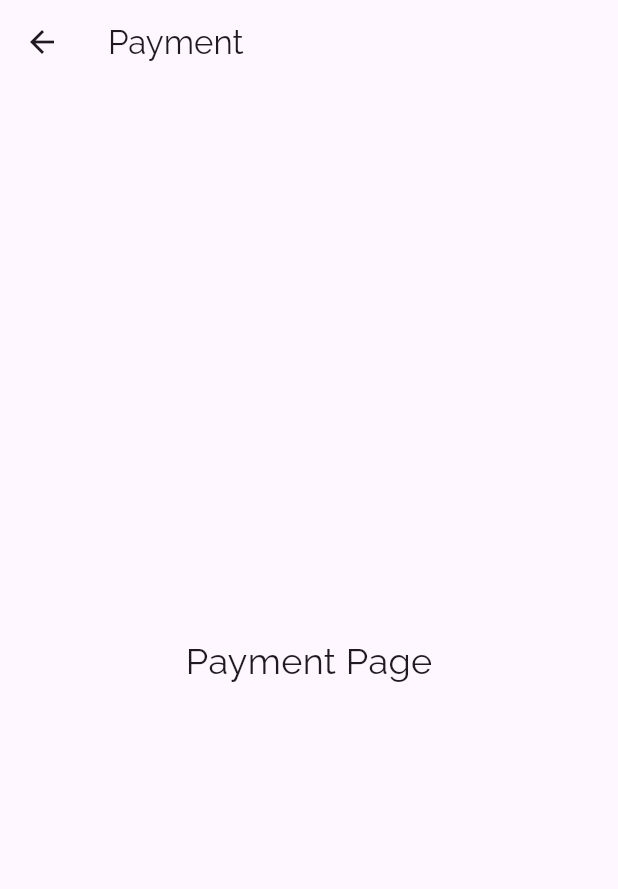
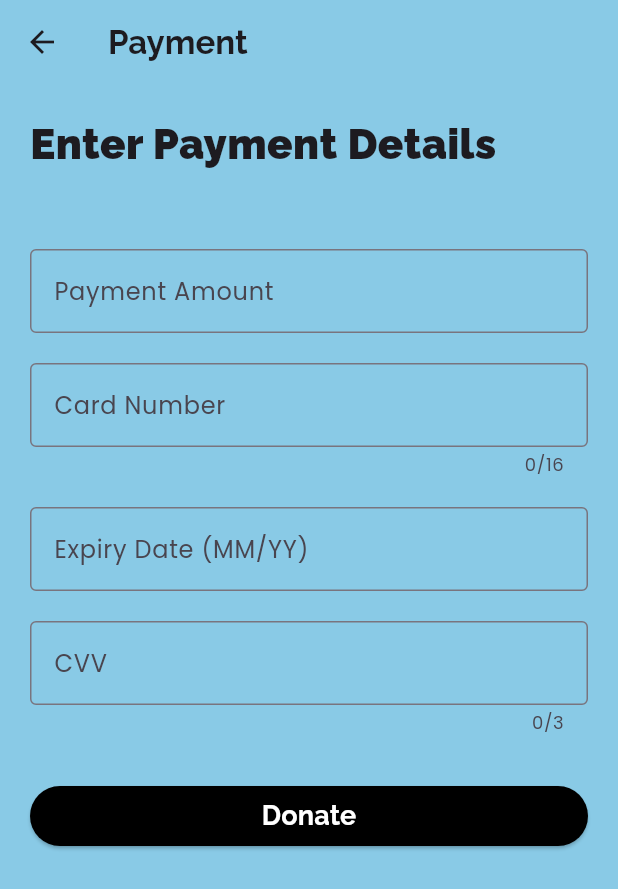
Before and after one commit to malakasadeep/CleanSeas-flutter, a Flutter app: the PaymentPage screen opened directly, on a phone screen of 412 x 824 dp. Shown: the top 889 px of the screen. Run offline on Flutter 3.47's test engine with Material 3 defaults, Android fonts, the phone set to English and light mode, and no system bars; our stand-ins replace animated_text_kit, awesome_dialog, carousel_slider, chewie, cloud_firestore, firebase_auth and 15 more; accounts and stored records are empty; network calls fail.

Commit message:
dan ep wela tynne hode

```diff
--- a/lib/screens/event/payment_page.dart
+++ b/lib/screens/event/payment_page.dart
@@ -1,19 +1,146 @@
 import 'package:flutter/material.dart';
 import 'package:google_fonts/google_fonts.dart';
+import 'package:clean_seas_flutter/constants/colours.dart';
 
-class PaymentPage extends StatelessWidget {
+class PaymentPage extends StatefulWidget {
   const PaymentPage({super.key});
+
+  @override
+  _PaymentPageState createState() => _PaymentPageState();
+}
+
+class _PaymentPageState extends State<PaymentPage> {
+  final _formKey = GlobalKey<FormState>();
+
+  // Controllers for the input fields
+  final TextEditingController _amountController = TextEditingController();
+  final TextEditingController _cardNumberController = TextEditingController();
+  final TextEditingController _expiryDateController = TextEditingController();
+  final TextEditingController _cvvController = TextEditingController();
+
+  // Function to handle form submission
+  void _submitPayment() {
+    if (_formKey.currentState!.validate()) {
+      // Process payment logic here
+      ScaffoldMessenger.of(context).showSnackBar(
+        const SnackBar(content: Text('Payment processing...')),
+      );
+    }
+  }
 
   @override
   Widget build(BuildContext context) {
     return Scaffold(
+      backgroundColor: backgroundBlue,
       appBar: AppBar(
-        title: Text('Payment', style: GoogleFonts.raleway()),
+        backgroundColor: backgroundBlue,
+        title: Text('Payment',
+            style: GoogleFonts.raleway(fontWeight: FontWeight.bold)),
       ),
-      body: Center(
-        child: Text(
-          'Payment Page',
-          style: GoogleFonts.raleway(fontSize: 24),
+      body: Padding(
+        padding: const EdgeInsets.all(20.0),
+        child: Form(
+          key: _formKey,
+          child: Column(
+            crossAxisAlignment: CrossAxisAlignment.start,
+            children: [
+              Text(
+                'Enter Payment Details',
+                style: GoogleFonts.raleway(
+                    fontSize: 28, fontWeight: FontWeight.w900),
+              ),
+              const SizedBox(height: 50),
+              // Payment Amount Field
+              TextFormField(
+                controller: _amountController,
+                decoration: const InputDecoration(
+                  labelText: 'Payment Amount',
+                  border: OutlineInputBorder(),
+                ),
+                keyboardType: TextInputType.number,
+                validator: (value) {
+                  if (value == null || value.isEmpty) {
+                    return 'Please enter a payment amount';
+                  }
+                  return null;
+                },
+              ),
+              const SizedBox(height: 20),
+              // Card Number Field
+              TextFormField(
+                controller: _cardNumberController,
+                decoration: const InputDecoration(
+                  labelText: 'Card Number',
+                  border: OutlineInputBorder(),
+                ),
+                keyboardType: TextInputType.number,
+                maxLength: 16, // Max length for a card number
+                validator: (value) {
+                  if (value == null || value.isEmpty || value.length != 16) {
+                    return 'Please enter a valid 16-digit card number';
+                  }
+                  return null;
+                },
+              ),
+              const SizedBox(height: 20),
+              // Expiry Date Field
+              TextFormField(
+                controller: _expiryDateController,
+                decoration: const InputDecoration(
+                  labelText: 'Expiry Date (MM/YY)',
+                  border: OutlineInputBorder(),
+                ),
+                keyboardType: TextInputType.datetime,
+                validator: (value) {
+                  if (value == null ||
+                      value.isEmpty ||
+                      !RegExp(r'(0[1-9]|1[0-2])\/?([0-9]{2})')
+                          .hasMatch(value)) {
+                    return 'Please enter a valid expiry date (MM/YY)';
+                  }
+                  return null;
+                },
+              ),
+              const SizedBox(height: 20),
+              // CVV Field
+              TextFormField(
+                controller: _cvvController,
+                decoration: const InputDecoration(
+                  labelText: 'CVV',
+                  border: OutlineInputBorder(),
+                ),
+                keyboardType: TextInputType.number,
+                maxLength: 3, // CVV is typically 3 digits
+                validator: (value) {
+                  if (value == null || value.isEmpty || value.length != 3) {
+                    return 'Please enter a valid 3-digit CVV';
+                  }
+                  return null;
+                },
+              ),
+              const SizedBox(height: 30),
+              // Submit Button
+              SizedBox(
+                width: double.infinity,
+                child: ElevatedButton(
+                  onPressed: _submitPayment,
+                  style: ElevatedButton.styleFrom(
+                    backgroundColor:
+                        Colors.black, // Set background color to black
+                  ),
+                  child: Text(
+                    'Donate',
+                    style: GoogleFonts.raleway(
+                      fontSize: 18,
+                      fontWeight: FontWeight.bold,
+                      color:
+                          Colors.white, // Ensure the text is white for contrast
+                    ),
+                  ),
+                ),
+              ),
+            ],
+          ),
         ),
       ),
     );
```
Also changed, not shown: lib/screens/event/event_screen.dart (+38 -23 lines), lib/widgets/search_bar.dart (+13 -6 lines).
